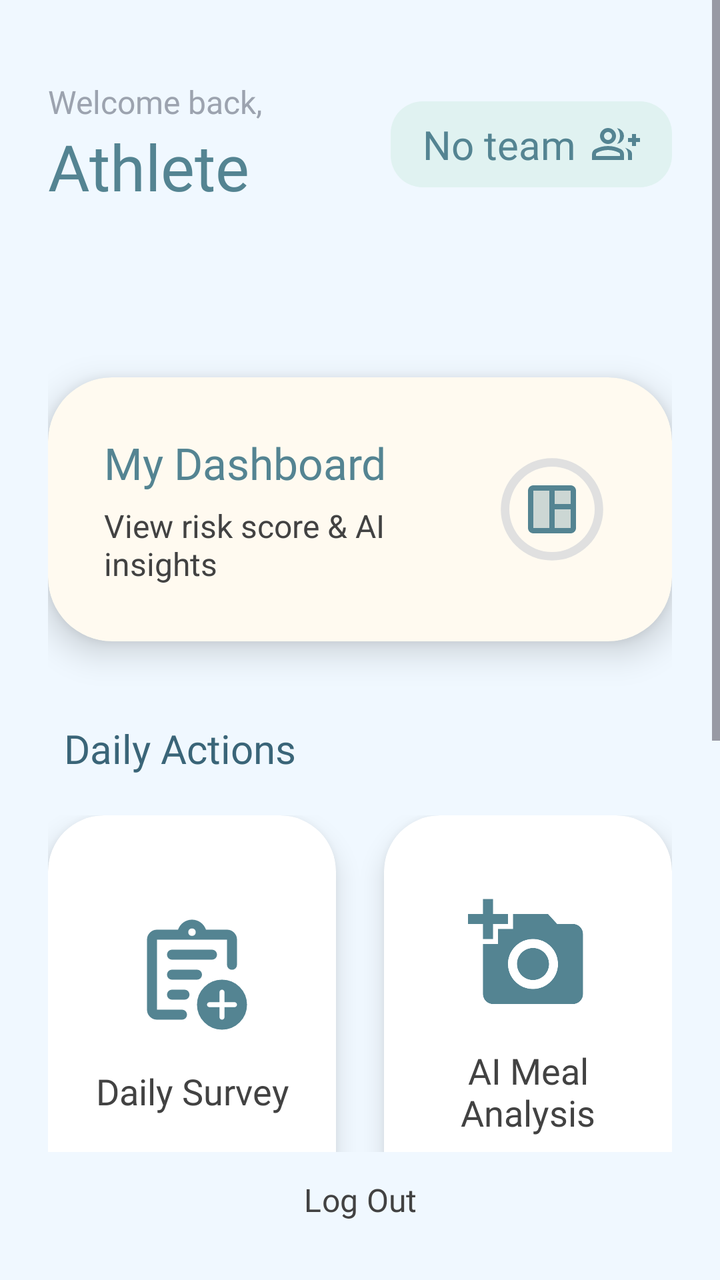
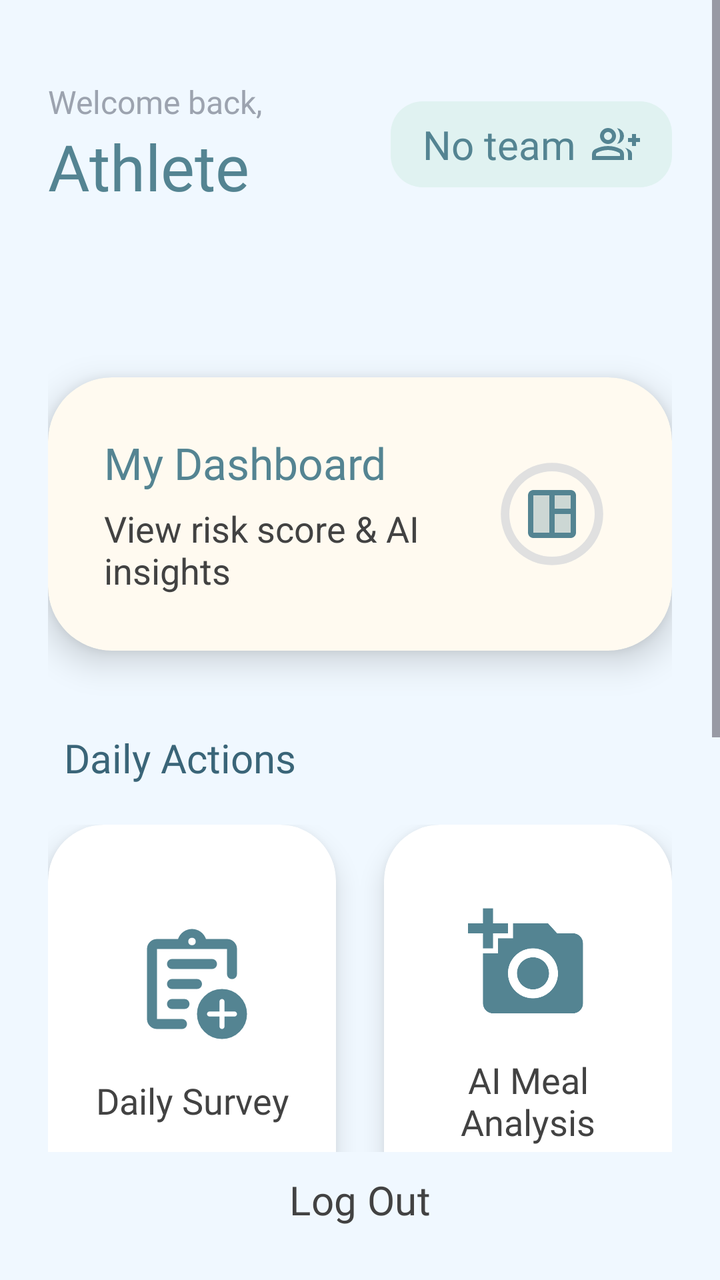

Before-and-after screenshots of an Android layout around one commit, followed by the original layout XML and the change that was made.
<!-- AndroidManifest.xml: application theme Theme.AthleAgent -->
<!-- res/layout/activity_home_athlete.xml -->
<androidx.constraintlayout.widget.ConstraintLayout xmlns:android="http://schemas.android.com/apk/res/android"
    xmlns:app="http://schemas.android.com/apk/res-auto"
    android:layout_width="match_parent"
    android:layout_height="match_parent"
    android:background="@color/background_white_alice_blue">

    <ScrollView
        android:layout_width="match_parent"
        android:layout_height="0dp"
        android:fillViewport="true"
        app:layout_constraintBottom_toTopOf="@+id/btn_logout"
        app:layout_constraintEnd_toEndOf="parent"
        app:layout_constraintStart_toStartOf="parent"
        app:layout_constraintTop_toTopOf="parent">

        <androidx.appcompat.widget.LinearLayoutCompat
            android:id="@+id/athlete_home_container"
            android:layout_width="match_parent"
            android:layout_height="wrap_content"
            android:orientation="vertical"
            android:padding="@dimen/spacing_24">

            <RelativeLayout
                android:layout_width="match_parent"
                android:layout_height="wrap_content"
                android:layout_marginTop="16dp"
                android:layout_marginBottom="32dp">

                <androidx.appcompat.widget.LinearLayoutCompat
                    android:layout_width="wrap_content"
                    android:layout_height="wrap_content"
                    android:layout_alignParentStart="true"
                    android:layout_toStartOf="@+id/athleteHome_LBL_teamName"
                    android:orientation="vertical">

                    <com.google.android.material.textview.MaterialTextView
                        android:layout_width="wrap_content"
                        android:layout_height="wrap_content"
                        android:fontFamily="@font/roboto_regular"
                        android:text="@string/welcome_back"
                        android:textColor="@color/lm_text_muted"
                        android:textSize="16sp" />

                    <com.google.android.material.textview.MaterialTextView
                        android:id="@+id/athleteHome_LBL_name"
                        android:layout_width="wrap_content"
                        android:layout_height="wrap_content"
                        android:fontFamily="@font/roboto_bold"
                        android:text="@string/athlete"
                        android:textColor="@color/brand_button_light_muted"
                        android:textSize="32sp" />
                </androidx.appcompat.widget.LinearLayoutCompat>

                <com.google.android.material.textview.MaterialTextView
                    android:id="@+id/athleteHome_LBL_teamName"
                    android:layout_width="wrap_content"
                    android:layout_height="wrap_content"
                    android:layout_alignParentEnd="true"
                    android:layout_centerVertical="true"
                    android:background="@drawable/bg_team_chip"
                    android:fontFamily="@font/roboto_bold"
                    android:paddingHorizontal="16dp"
                    android:paddingVertical="8dp"
                    android:text="@string/Team_name"
                    android:textColor="@color/brand_button_light_muted"
                    android:textSize="@dimen/login_text_size"
                    app:drawableEndCompat="@drawable/outline_group_add_24"
                    android:drawablePadding="8dp"
                    app:drawableTint="@color/brand_button_light_muted"
                    />

            </RelativeLayout>

            <androidx.viewpager2.widget.ViewPager2
                android:id="@+id/athleteHome_VP_alerts"
                android:layout_width="match_parent"
                android:layout_height="wrap_content"
                android:layout_marginBottom="8dp"
                 />

            <com.google.android.material.tabs.TabLayout
                android:id="@+id/athleteHome_TAB_alerts"
                android:layout_width="wrap_content"
                android:layout_height="12dp"
                android:layout_gravity="center_horizontal"
                android:layout_marginBottom="32dp"
                android:background="@android:color/transparent"
                app:tabBackground="@drawable/bg_tab_indicator"
                app:tabIndicatorHeight="0dp"
                app:tabMaxWidth="8dp"
                app:tabMinWidth="8dp"
                app:tabRippleColor="@null" />

            <com.google.android.material.card.MaterialCardView
                android:id="@+id/athleteHome_BTN_dashboard"
                android:layout_width="match_parent"
                android:layout_height="wrap_content"
                android:layout_marginBottom="40dp"
                android:clickable="true"
                android:focusable="true"
                app:cardBackgroundColor="@color/background_white_floral"
                app:cardCornerRadius="32dp"
                app:cardElevation="10dp"
                app:strokeWidth="0dp">

                <androidx.appcompat.widget.LinearLayoutCompat
                    android:layout_width="match_parent"
                    android:layout_height="wrap_content"
                    android:gravity="center_vertical"
                    android:orientation="horizontal"
                    android:padding="28dp">

                    <androidx.appcompat.widget.LinearLayoutCompat
                        android:layout_width="0dp"
                        android:layout_height="wrap_content"
                        android:layout_weight="1"
                        android:orientation="vertical">

                        <com.google.android.material.textview.MaterialTextView
                            android:layout_width="wrap_content"
                            android:layout_height="wrap_content"
                            android:fontFamily="@font/roboto_bold"
                            android:text="@string/my_dashboard"
                            android:textColor="@color/brand_button_light_muted"
                            android:textSize="22sp"/>

                        <com.google.android.material.textview.MaterialTextView
                            android:layout_width="wrap_content"
                            android:layout_height="wrap_content"
                            android:layout_marginTop="6dp"
                            android:text="@string/view_risk_score_amp_ai_insights"
                            android:textColor="@color/text"
                            android:textSize="16sp" />
                    </androidx.appcompat.widget.LinearLayoutCompat>

                    <androidx.appcompat.widget.AppCompatImageView
                        android:layout_width="64dp"
                        android:layout_height="64dp"
                        android:background="@drawable/custom_circular_progress"
                        android:padding="16dp"
                        android:src="@drawable/twotone_space_dashboard_24"
                        app:tint="@color/brand_button_light_muted" />
                </androidx.appcompat.widget.LinearLayoutCompat>
            </com.google.android.material.card.MaterialCardView>

            <com.google.android.material.textview.MaterialTextView
                android:layout_width="wrap_content"
                android:layout_height="wrap_content"
                android:layout_marginBottom="20dp"
                android:layout_marginStart="8dp"
                android:fontFamily="@font/roboto_bold"
                android:text="@string/daily_actions"
                android:textColor="@color/brand_button_dark_muted"
                android:textSize="20sp" />

            <androidx.appcompat.widget.LinearLayoutCompat
                android:layout_width="match_parent"
                android:layout_height="wrap_content"
                android:baselineAligned="false"
                android:orientation="horizontal">

                    <com.google.android.material.card.MaterialCardView
                        android:id="@+id/athleteHome_BTN_checkIn"
                        android:layout_width="0dp"
                        android:layout_height="200dp"
                        android:layout_marginEnd="12dp"
                        android:layout_weight="1"
                        android:clickable="true"
                        android:focusable="true"
                        app:cardBackgroundColor="@color/white"
                        app:cardCornerRadius="28dp"
                        app:cardElevation="8dp"
                        app:strokeWidth="0dp">

                        <androidx.appcompat.widget.LinearLayoutCompat
                            android:layout_width="match_parent"
                            android:layout_height="match_parent"
                            android:gravity="center"
                            android:orientation="vertical"
                            android:padding="20dp">

                            <androidx.appcompat.widget.AppCompatImageView
                                android:layout_width="60dp"
                                android:layout_height="60dp"
                                android:layout_marginBottom="16dp"
                                android:src="@drawable/rounded_assignment_add_24"
                                app:tint="@color/brand_button_light_muted" />

                            <com.google.android.material.textview.MaterialTextView
                                android:layout_width="wrap_content"
                                android:layout_height="wrap_content"
                                android:fontFamily="@font/roboto_bold"
                                android:text="@string/daily_survey"
                                android:textAlignment="center"
                                android:textColor="@color/text"
                                android:textSize="18sp" />
                        </androidx.appcompat.widget.LinearLayoutCompat>
                    </com.google.android.material.card.MaterialCardView>

                    <com.google.android.material.card.MaterialCardView
                        android:id="@+id/athleteHome_BTN_nutrition"
                        android:layout_width="0dp"
                        android:layout_height="200dp"
                        android:layout_marginStart="12dp"
                        android:layout_weight="1"
                        android:clickable="true"
                        android:focusable="true"
                        app:cardBackgroundColor="@color/white"
                        app:cardCornerRadius="28dp"
                        app:cardElevation="8dp"
                        app:strokeWidth="0dp">

                        <androidx.appcompat.widget.LinearLayoutCompat
                            android:layout_width="match_parent"
                            android:layout_height="match_parent"
                            android:gravity="center"
                            android:orientation="vertical"
                            android:padding="20dp">

                            <androidx.appcompat.widget.AppCompatImageView
                                android:layout_width="60dp"
                                android:layout_height="60dp"
                                android:layout_marginBottom="16dp"
                                android:src="@drawable/baseline_add_a_photo_24"
                                app:tint="@color/brand_button_light_muted" />

                            <com.google.android.material.textview.MaterialTextView
                                android:layout_width="wrap_content"
                                android:layout_height="wrap_content"
                                android:fontFamily="@font/roboto_bold"
                                android:text="@string/ai_meal_analysis"
                                android:textAlignment="center"
                                android:textColor="@color/text"
                                android:textSize="18sp" />
                        </androidx.appcompat.widget.LinearLayoutCompat>
                    </com.google.android.material.card.MaterialCardView>
                </androidx.appcompat.widget.LinearLayoutCompat>

                <androidx.appcompat.widget.LinearLayoutCompat
                    android:layout_width="match_parent"
                    android:layout_height="wrap_content"
                    android:baselineAligned="false"
                    android:orientation="horizontal"
                    android:layout_marginTop="24dp"
                    android:layout_marginBottom="40dp">

                    <com.google.android.material.card.MaterialCardView
                        android:id="@+id/athleteHome_BTN_sync"
                        android:layout_width="0dp"
                        android:layout_height="200dp"
                        android:layout_marginEnd="12dp"
                        android:layout_weight="1"
                        android:clickable="true"
                        android:focusable="true"
                        app:cardBackgroundColor="@color/white"
                        app:cardCornerRadius="28dp"
                        app:cardElevation="8dp"
                        app:strokeWidth="0dp">

                        <androidx.appcompat.widget.LinearLayoutCompat
                            android:layout_width="match_parent"
                            android:layout_height="match_parent"
                            android:gravity="center"
                            android:orientation="vertical"
                            android:padding="20dp">

                            <androidx.appcompat.widget.AppCompatImageView
                                android:layout_width="60dp"
                                android:layout_height="60dp"
                                android:layout_marginBottom="16dp"
                                android:src="@android:drawable/ic_popup_sync"
                                app:tint="@color/brand_button_dark_muted" />

                            <com.google.android.material.textview.MaterialTextView
                                android:layout_width="wrap_content"
                                android:layout_height="wrap_content"
                                android:fontFamily="@font/roboto_bold"
                                android:text="@string/sync_wearable"
                                android:textAlignment="center"
                                android:textColor="@color/text"
                                android:textSize="18sp" />
                        </androidx.appcompat.widget.LinearLayoutCompat>
                    </com.google.android.material.card.MaterialCardView>

                    <com.google.android.material.card.MaterialCardView
                        android:id="@+id/btnJoinTeam"
                        android:layout_width="0dp"
                        android:layout_height="200dp"
                        android:layout_marginStart="12dp"
                        android:layout_weight="1"
                        android:clickable="true"
                        android:focusable="true"
                        app:cardBackgroundColor="@color/white"
                        app:cardCornerRadius="28dp"
                        app:cardElevation="8dp"
                        app:strokeWidth="0dp">

                        <androidx.appcompat.widget.LinearLayoutCompat
                            android:layout_width="match_parent"
                            android:layout_height="match_parent"
                            android:gravity="center"
                            android:orientation="vertical"
                            android:padding="20dp">

                            <androidx.appcompat.widget.AppCompatImageView
                                android:layout_width="60dp"
                                android:layout_height="60dp"
                                android:layout_marginBottom="16dp"
                                android:src="@drawable/outline_group_add_24"
                                app:tint="@color/brand_button_light_muted" />

                            <com.google.android.material.textview.MaterialTextView
                                android:layout_width="wrap_content"
                                android:layout_height="wrap_content"
                                android:fontFamily="@font/roboto_bold"
                                android:text="@string/join_team"
                                android:textAlignment="center"
                                android:textColor="@color/text"
                                android:textSize="18sp" />
                        </androidx.appcompat.widget.LinearLayoutCompat>
                    </com.google.android.material.card.MaterialCardView>
            </androidx.appcompat.widget.LinearLayoutCompat>

        </androidx.appcompat.widget.LinearLayoutCompat>
    </ScrollView>

    <com.google.android.material.button.MaterialButton
        android:id="@+id/btn_logout"
        style="@style/Widget.Material3.Button.TextButton"
        android:layout_width="wrap_content"
        android:layout_height="wrap_content"
        android:layout_marginBottom="16dp"
        android:fontFamily="@font/roboto_bold"
        android:text="@string/log_out"
        android:textColor="@color/text"
        android:textSize="16sp"
        app:iconTint="@color/text"
        app:layout_constraintBottom_toBottomOf="parent"
        app:layout_constraintEnd_toEndOf="parent"
        app:layout_constraintStart_toStartOf="parent" />

</androidx.constraintlayout.widget.ConstraintLayout>
<!-- resources referenced by this layout -->
<resources>
  <color name="background_white_alice_blue">#F0F8FF</color>
  <color name="background_white_floral">#FFFAF0</color>
  <color name="brand_button_dark_muted">#3A6578</color>
  <color name="brand_button_light_muted">#548492</color>
  <color name="lm_text_muted">#9CA3AF</color>
  <color name="text">#424242</color>
  <color name="white">#FFFFFFFF</color>
  <dimen name="login_text_size">20sp</dimen>
  <dimen name="spacing_24">24dp</dimen>
  <!-- drawable baseline_add_a_photo_24 (drawable) -->
  <vector xmlns:android="http://schemas.android.com/apk/res/android" android:height="24dp" android:tint="#000000" android:viewportHeight="24" android:viewportWidth="24" android:width="24dp">
        
      <path android:fillColor="@android:color/white" android:pathData="M3,4V1h2v3h3v2H5v3H3V6H0V4H3zM6,10V7h3V4h7l1.83,2H21c1.1,0 2,0.9 2,2v12c0,1.1 -0.9,2 -2,2H5c-1.1,0 -2,-0.9 -2,-2V10H6zM13,19c2.76,0 5,-2.24 5,-5s-2.24,-5 -5,-5s-5,2.24 -5,5S10.24,19 13,19zM9.8,14c0,1.77 1.43,3.2 3.2,3.2s3.2,-1.43 3.2,-3.2s-1.43,-3.2 -3.2,-3.2S9.8,12.23 9.8,14z"/>
      
  </vector>
  <!-- drawable bg_tab_indicator (drawable) -->
  <?xml version="1.0" encoding="utf-8"?>
  <selector xmlns:android="http://schemas.android.com/apk/res/android">
      <item android:state_selected="true">
          <shape android:shape="oval">
              <solid android:color="#FFB74D" />
              <size android:width="4dp" android:height="4dp"/>
          </shape>
      </item>
      <item>
          <shape android:shape="oval">
              <solid android:color="#E0E0E0" />
              <size android:width="4dp" android:height="4dp"/>
          </shape>
      </item>
  </selector>
  <!-- drawable bg_team_chip (drawable) -->
  <?xml version="1.0" encoding="utf-8"?>
  <shape xmlns:android="http://schemas.android.com/apk/res/android">
      <solid android:color="#E0F2F1"/> <corners android:radius="16dp"/>
  </shape>
  <!-- drawable twotone_space_dashboard_24 (drawable) -->
  <vector xmlns:android="http://schemas.android.com/apk/res/android" android:height="24dp" android:tint="#000000" android:viewportHeight="24" android:viewportWidth="24" android:width="24dp">
        
      <path android:fillAlpha="0.3" android:fillColor="@android:color/white" android:pathData="M5,19V5h6v14H5zM19,19h-6v-7h6V19zM19,10h-6V5h6V10z" android:strokeAlpha="0.3"/>
        
      <path android:fillColor="@android:color/white" android:pathData="M19,3H5C3.9,3 3,3.9 3,5v14c0,1.1 0.9,2 2,2h14c1.1,0 2,-0.9 2,-2V5C21,3.9 20.1,3 19,3zM5,19V5h6v14H5zM19,19h-6v-7h6V19zM19,10h-6V5h6V10z"/>
      
  </vector>
  <string name="Team_name">No team</string>
  <string name="ai_meal_analysis">AI Meal Analysis</string>
  <string name="athlete">Athlete</string>
  <string name="daily_actions">Daily Actions</string>
  <string name="daily_survey">Daily Survey</string>
  <string name="join_team">Join Team</string>
  <string name="log_out">Log Out</string>
  <string name="my_dashboard">My Dashboard</string>
  <string name="sync_wearable">Daily Wearable Data Sync</string>
  <string name="view_risk_score_amp_ai_insights">View risk score &amp; AI insights</string>
  <string name="welcome_back">Welcome back,</string>
  <style name="Theme.AthleAgent" parent="Base.Theme.AthleAgent" />
  <style name="Base.Theme.AthleAgent" parent="Theme.Material3.DayNight.NoActionBar">
          
          
          <item name="android:statusBarColor">#F5F7FA</item>
          <item name="android:windowLightStatusBar">true</item>
      </style>
  <!-- unchanged entries left out for length: 3 -->
</resources>

<!-- the commit's change to res/layout/activity_home_athlete.xml (unified diff, before → after) -->
@@ -130,7 +130,7 @@
                             android:layout_marginTop="6dp"
                             android:text="@string/view_risk_score_amp_ai_insights"
                             android:textColor="@color/text"
-                            android:textSize="16sp" />
+                            android:textSize="18sp" />
                     </androidx.appcompat.widget.LinearLayoutCompat>
 
                     <androidx.appcompat.widget.AppCompatImageView
@@ -333,7 +333,7 @@
         android:fontFamily="@font/roboto_bold"
         android:text="@string/log_out"
         android:textColor="@color/text"
-        android:textSize="16sp"
+        android:textSize="20sp"
         app:iconTint="@color/text"
         app:layout_constraintBottom_toBottomOf="parent"
         app:layout_constraintEnd_toEndOf="parent"
